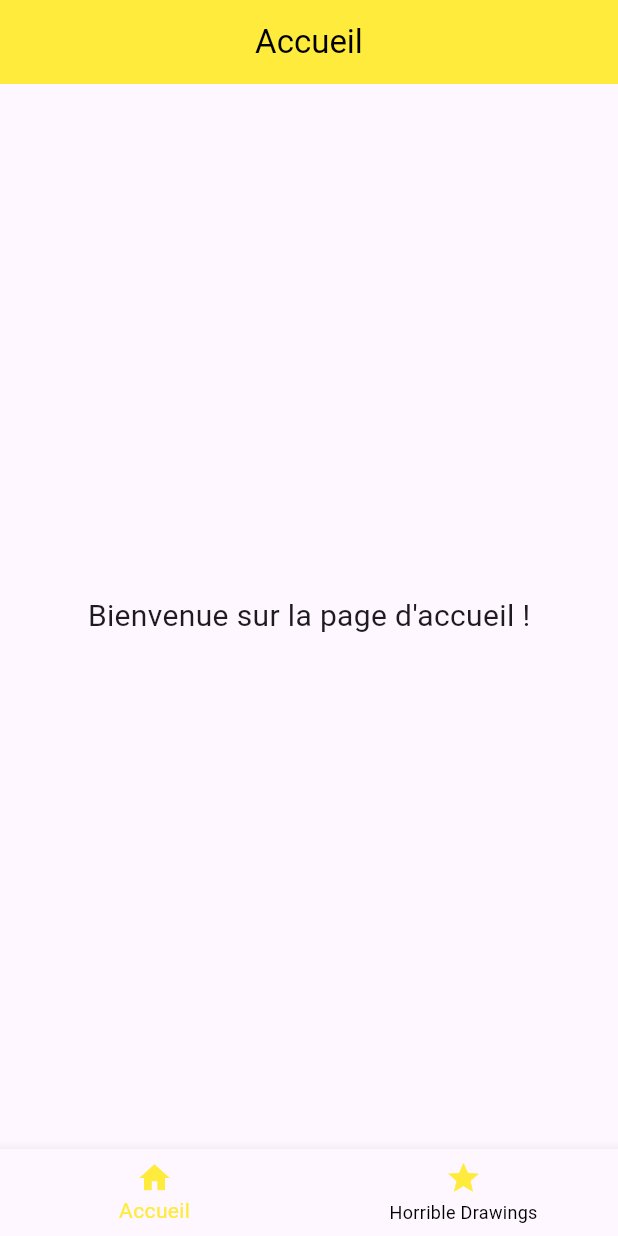
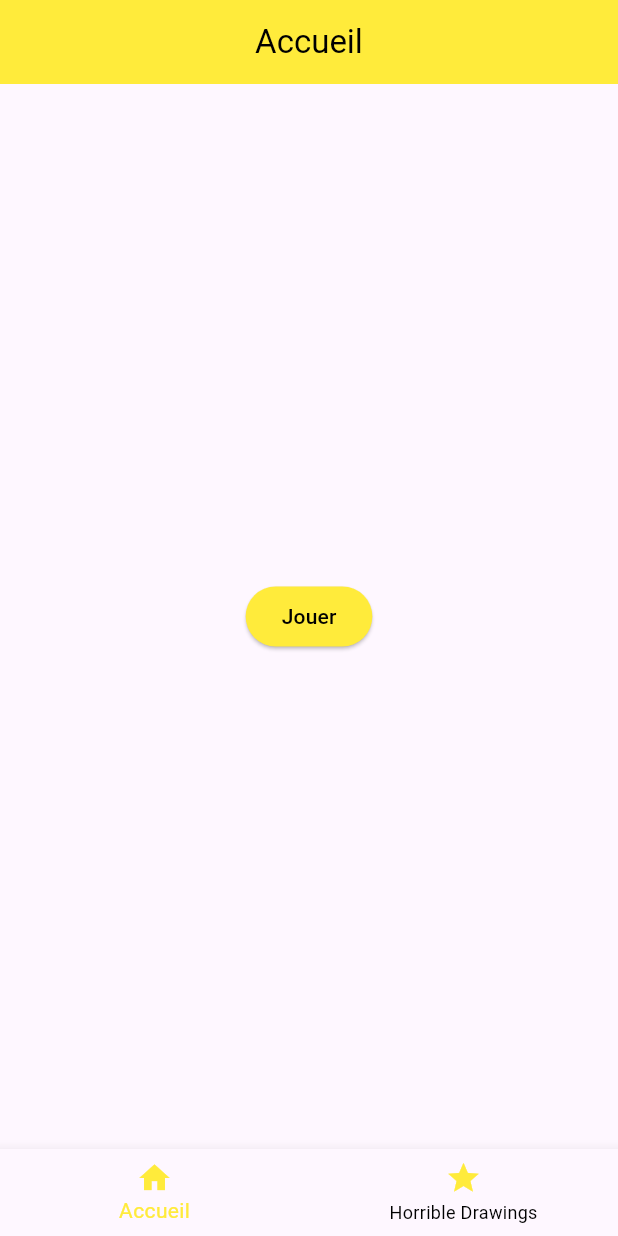
Before and after one commit to SiLaX49/DevineMot, a Flutter app: the AccueilPage screen opened directly, on a phone screen of 412 x 824 dp. Run offline on Flutter 3.47's test engine with Material 3 defaults, Android fonts, the phone set to English and light mode, and no system bars.

Commit message:
modification accueil et ajout de la page jouer

```diff
--- a/frontend/lib/accueil.dart
+++ b/frontend/lib/accueil.dart
@@ -1,5 +1,6 @@
 import 'package:flutter/material.dart';
 import './worst.dart';
+import './jouer.dart';
 
 class AccueilPage extends StatefulWidget {
   @override
@@ -9,15 +10,31 @@ class AccueilPage extends StatefulWidget {
 class _AccueilPageState extends State<AccueilPage> {
   int _selectedIndex = 0;
 
-  final List<Widget> _pages = [
-    Center(
-      child: Text(
-        'Bienvenue sur la page d\'accueil !',
-        style: TextStyle(fontSize: 20),
+  // Déclaration des pages (context n'est pas utilisé directement ici)
+  late final List<Widget> _pages;
+
+  @override
+  void initState() {
+    super.initState();
+    _pages = [
+      Center(
+        child: ElevatedButton(
+          onPressed: () {
+            Navigator.push(
+              context,
+              MaterialPageRoute(builder: (context) => JouerPage()),
+            );
+          },
+          child: Text('Jouer'),
+          style: ElevatedButton.styleFrom(
+            backgroundColor: Colors.yellow, // Couleur du bouton
+            foregroundColor: Colors.black, // Couleur du texte
+          ),
+        ),
       ),
-    ),
-    WorstDrawingPage(),
-  ];
+      WorstDrawingPage(),
+    ];
+  }
 
   void _onItemTapped(int index) {
     setState(() {
@@ -31,9 +48,9 @@ class _AccueilPageState extends State<AccueilPage> {
       appBar: AppBar(
         title: Text(
           _selectedIndex == 0 ? 'Accueil' : 'Horrible Drawings',
-          style: TextStyle(color: Colors.black), // Texte noir dans l'AppBar
+          style: TextStyle(color: Colors.black),
         ),
-        backgroundColor: Colors.yellow, // Couleur de fond jaune pour l'AppBar
+        backgroundColor: Colors.yellow,
         centerTitle: true,
       ),
       body: _pages[_selectedIndex],
@@ -49,8 +66,8 @@ class _AccueilPageState extends State<AccueilPage> {
           ),
         ],
         currentIndex: _selectedIndex,
-        selectedItemColor: Colors.yellow, // Couleur jaune pour l'élément sélectionné
-        unselectedItemColor: Colors.black, // Texte noir pour les autres éléments
+        selectedItemColor: Colors.yellow,
+        unselectedItemColor: Colors.black,
         onTap: _onItemTapped,
       ),
     );
```
Also changed, not shown: analysis_options.yaml (added, +28 -0 lines), frontend/lib/jouer.dart (added, +25 -0 lines), lib/main.dart (added, +125 -0 lines), pubspec.yaml (added, +90 -0 lines), pubspec.lock (added), 68 other files.
